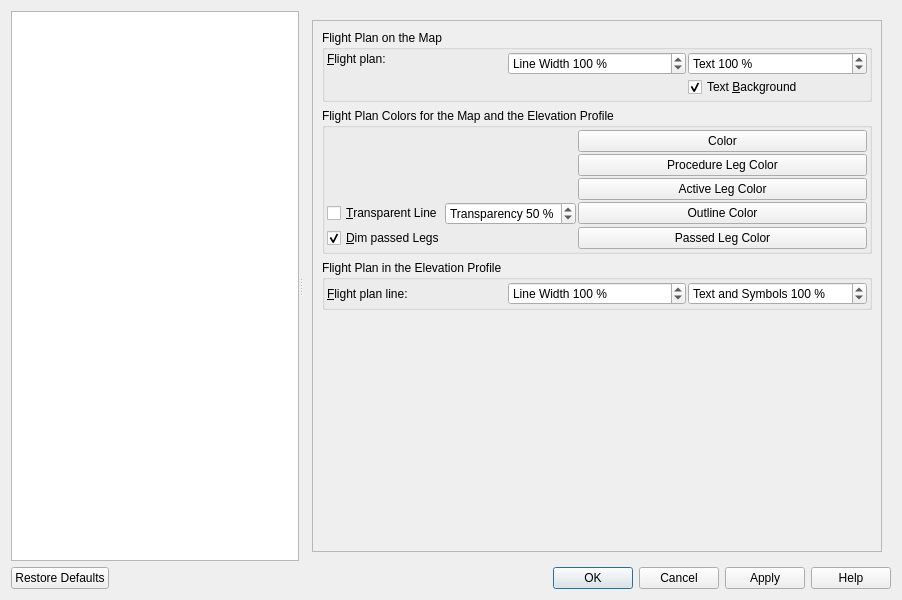
albar965/littlenavmap, file src/options/options.ui: the form before one commit.
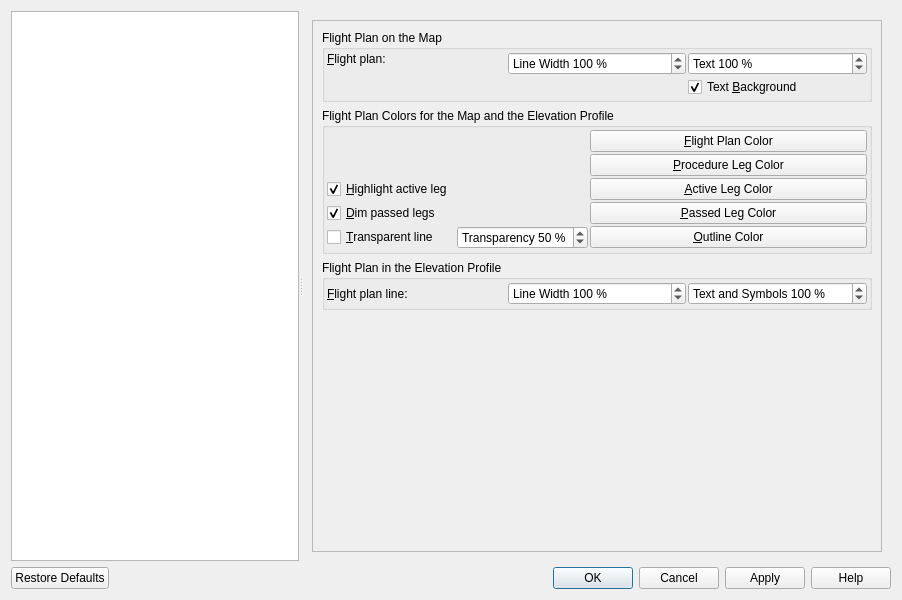
The form after the commit. The open tabs and pages were chosen to show the change.

Commit message:
Added option to disable magenta highlight for active in options on page `Map Display Flight Plan`. Highlight of active in flight plan table can be disabled in options on page `Flight Plan`. Fixed issues with double drawing of flight plan legs.
Closes #785

The edit to the form file:
```diff
--- a/src/options/options.ui
+++ b/src/options/options.ui
@@ -2983,8 +2983,8 @@
             <rect>
              <x>0</x>
              <y>0</y>
-             <width>595</width>
-             <height>532</height>
+             <width>599</width>
+             <height>531</height>
             </rect>
            </property>
            <layout class="QVBoxLayout" name="verticalLayout_35">
@@ -3112,6 +3112,33 @@
                <property name="spacing">
                 <number>2</number>
                </property>
+               <item row="5" column="2">
+                <widget class="QSpinBox" name="spinBoxOptionsDisplayTransparencyFlightplan">
+                 <property name="toolTip">
+                  <string>Transparency of the flight plan line. Only used if &quot;Transparent Line&quot; is checked.
+Value 0 is opaque and 90 is most transparent.
+Not used in the elevation profile.</string>
+                 </property>
+                 <property name="suffix">
+                  <string> %</string>
+                 </property>
+                 <property name="prefix">
+                  <string>Transparency </string>
+                 </property>
+                 <property name="minimum">
+                  <number>0</number>
+                 </property>
+                 <property name="maximum">
+                  <number>90</number>
+                 </property>
+                 <property name="singleStep">
+                  <number>10</number>
+                 </property>
+                 <property name="value">
+                  <number>50</number>
+                 </property>
+                </widget>
+               </item>
                <item row="3" column="3">
                 <widget class="QPushButton" name="pushButtonOptionsDisplayFlightplanActiveColor">
                  <property name="sizePolicy">
@@ -3125,7 +3152,7 @@
 Also used in the elevation profile.</string>
                  </property>
                  <property name="text">
-                  <string>Active Leg Color</string>
+                  <string>&amp;Active Leg Color</string>
                  </property>
                 </widget>
                </item>
@@ -3142,40 +3169,22 @@
 Also used in the elevation profile.</string>
                  </property>
                  <property name="text">
-                  <string>Color</string>
+                  <string>&amp;Flight Plan Color</string>
                  </property>
                 </widget>
                </item>
-               <item row="5" column="3">
-                <widget class="QPushButton" name="pushButtonOptionsDisplayFlightplanPassedColor">
-                 <property name="sizePolicy">
-                  <sizepolicy hsizetype="Expanding" vsizetype="Fixed">
-                   <horstretch>0</horstretch>
-                   <verstretch>0</verstretch>
-                  </sizepolicy>
-                 </property>
+               <item row="5" column="0" colspan="2">
+                <widget class="QCheckBox" name="checkBoxOptionsMapFlightplanTransparent">
                  <property name="toolTip">
                   <string>Color for passed flight plan legs.
 Enable &quot;Dim passed Legs&quot; to see his color.
 Also used in the elevation profile.</string>
                  </property>
                  <property name="text">
-                  <string>Passed Leg Color</string>
-                 </property>
-                </widget>
-               </item>
-               <item row="5" column="0" colspan="3">
-                <widget class="QCheckBox" name="checkBoxOptionsMapFlightplanDimPassed">
-                 <property name="toolTip">
-                  <string>Draw already flown legs in a different color and hide waypoint texts to unclutter the map.
-Change the color of these legs with the &quot;Passed Leg Color&quot;.
-Also used in the elevation profile.</string>
-                 </property>
-                 <property name="text">
-                  <string>&amp;Dim passed Legs</string>
+                  <string>&amp;Transparent line</string>
                  </property>
                  <property name="checked">
-                  <bool>true</bool>
+                  <bool>false</bool>
                  </property>
                 </widget>
                </item>
@@ -3192,11 +3201,11 @@
 Also used in the elevation profile.</string>
                  </property>
                  <property name="text">
-                  <string>Procedure Leg Color</string>
+                  <string>&amp;Procedure Leg Color</string>
                  </property>
                 </widget>
                </item>
-               <item row="4" column="3">
+               <item row="5" column="3">
                 <widget class="QPushButton" name="pushButtonOptionsDisplayFlightplanOutlineColor">
                  <property name="sizePolicy">
                   <sizepolicy hsizetype="Expanding" vsizetype="Fixed">
@@ -3210,48 +3219,54 @@
 Not used in the elevation profile.</string>
                  </property>
                  <property name="text">
-                  <string>Outline Color</string>
+                  <string>&amp;Outline Color</string>
                  </property>
                 </widget>
                </item>
-               <item row="4" column="2">
-                <widget class="QSpinBox" name="spinBoxOptionsDisplayTransparencyFlightplan">
+               <item row="4" column="0">
+                <widget class="QCheckBox" name="checkBoxOptionsMapFlightplanDimPassed">
                  <property name="toolTip">
                   <string>Transparency of the flight plan line. Only used if &quot;Transparent Line&quot; is checked.
 Value 0 is opaque and 90 is most transparent.
 Not used in the elevation profile.</string>
                  </property>
-                 <property name="suffix">
-                  <string> %</string>
+                 <property name="text">
+                  <string>&amp;Dim passed legs</string>
                  </property>
-                 <property name="prefix">
-                  <string>Transparency </string>
+                 <property name="checked">
+                  <bool>true</bool>
                  </property>
-                 <property name="minimum">
-                  <number>0</number>
+                </widget>
+               </item>
+               <item row="4" column="3">
+                <widget class="QPushButton" name="pushButtonOptionsDisplayFlightplanPassedColor">
+                 <property name="sizePolicy">
+                  <sizepolicy hsizetype="Expanding" vsizetype="Fixed">
+                   <horstretch>0</horstretch>
+                   <verstretch>0</verstretch>
+                  </sizepolicy>
                  </property>
-                 <property name="maximum">
-                  <number>90</number>
+                 <property name="toolTip">
+                  <string>Color for passed flight plan legs.
+Enable &quot;Dim passed Legs&quot; to see his color.
+Also used in the elevation profile.</string>
                  </property>
-                 <property name="singleStep">
-                  <number>10</number>
+                 <property name="text">
+                  <string>&amp;Passed Leg Color</string>
                  </property>
-                 <property name="value">
-                  <number>50</number>
-                 </property>
                 </widget>
                </item>
-               <item row="4" column="0" colspan="2">
-                <widget class="QCheckBox" name="checkBoxOptionsMapFlightplanTransparent">
+               <item row="3" column="0">
+                <widget class="QCheckBox" name="checkBoxOptionsMapFlightplanHighlightActive">
                  <property name="toolTip">
                   <string>Draw the flight plan line using a transparent line without outline.
 Not used in the elevation profile.</string>
                  </property>
                  <property name="text">
-                  <string>&amp;Transparent Line</string>
+                  <string>&amp;Highlight active leg</string>
                  </property>
                  <property name="checked">
-                  <bool>false</bool>
+                  <bool>true</bool>
                  </property>
                 </widget>
                </item>
```
Left out of the diff: 130 changed lines with no effect on the pictures. The commit also changes 7 other files.
